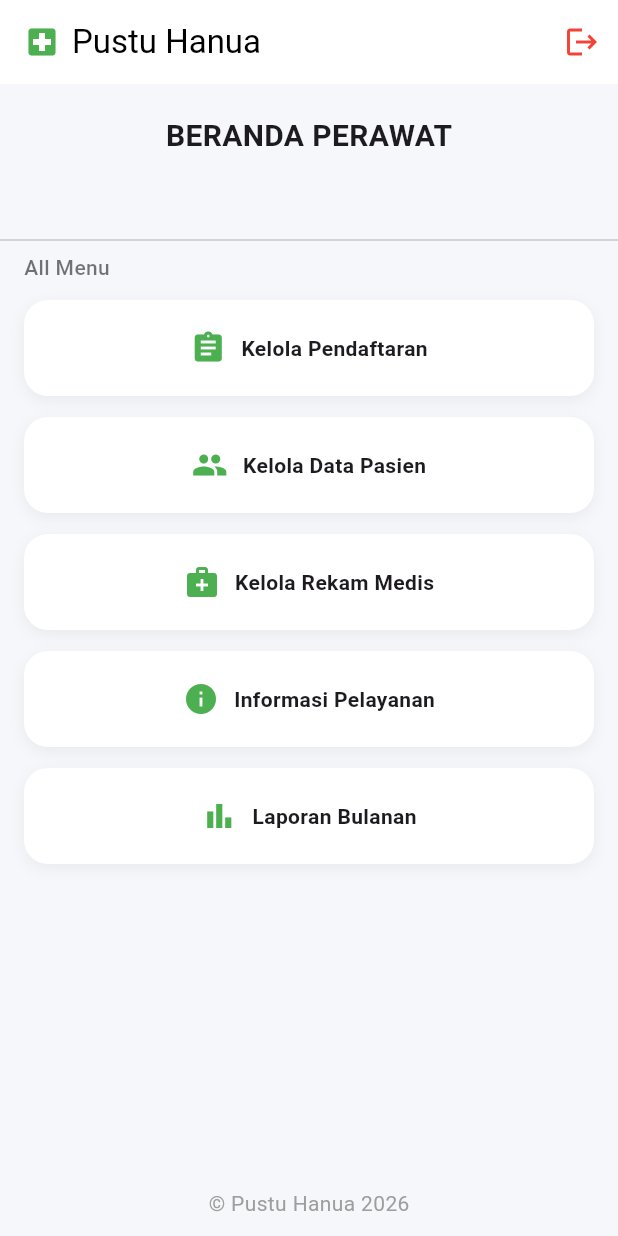
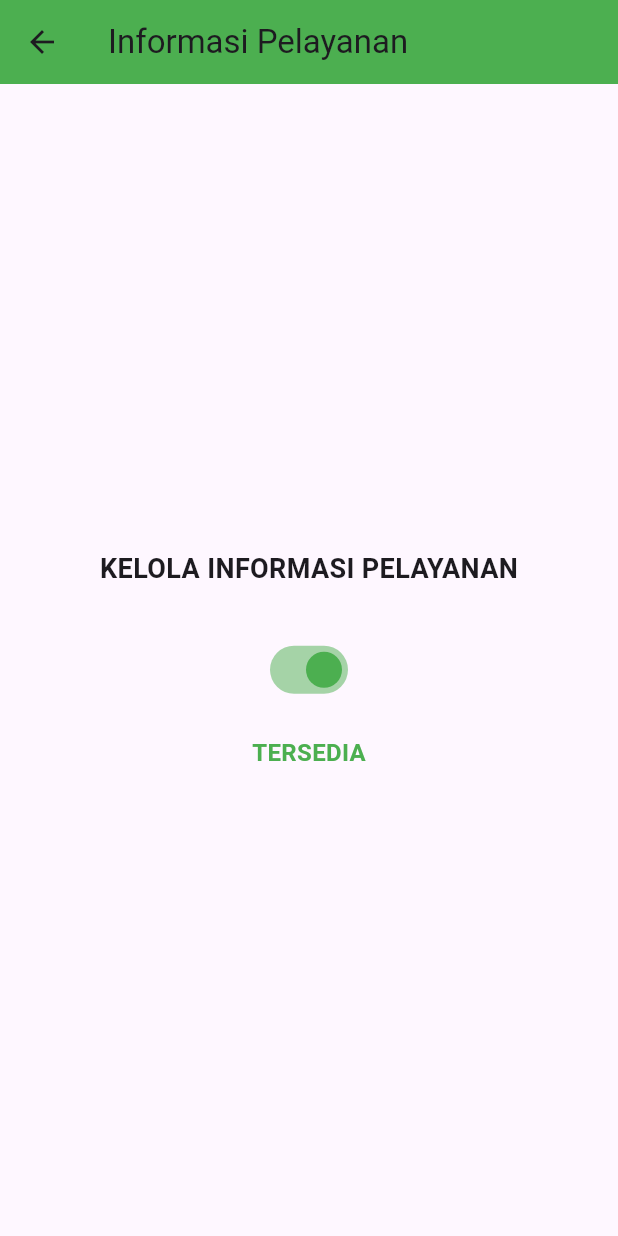
Before and after one commit to hesselji/pustu_app_hanua, a Flutter app: the PerawatHomeScreen screen opened directly, after a tap on "Informasi Pelayanan", on a phone screen of 412 x 824 dp. Run offline on Flutter 3.47's test engine with Material 3 defaults, Android fonts, the phone set to English and light mode, and no system bars; our stand-ins replace cloud_firestore, firebase_auth, firebase_core; accounts and stored records are empty.

Commit message:
InfoToggle_Pelayanan

```diff
--- a/lib/main.dart
+++ b/lib/main.dart
@@ -1,12 +1,20 @@
 import 'package:flutter/material.dart';
 import 'package:firebase_core/firebase_core.dart';
+import 'package:provider/provider.dart';
+
 import 'screens/home_screen.dart';
+import 'provider/service_status.dart'; // ✅ FIX
 
 void main() async {
   WidgetsFlutterBinding.ensureInitialized();
   await Firebase.initializeApp();
 
-  runApp(const MyApp());
+  runApp(
+    ChangeNotifierProvider(
+      create: (_) => ServiceStatus(),
+      child: const MyApp(),
+    ),
+  );
 }
 
 class MyApp extends StatelessWidget {
--- /dev/null
+++ b/lib/provider/service_status.dart
@@ -0,0 +1,12 @@
+import 'package:flutter/material.dart';
+
+class ServiceStatus extends ChangeNotifier {
+  bool _isAvailable = true;
+
+  bool get isAvailable => _isAvailable;
+
+  void toggleStatus(bool value) {
+    _isAvailable = value;
+    notifyListeners();
+  }
+}
--- a/lib/screens/perawat_home_screen.dart
+++ b/lib/screens/perawat_home_screen.dart
@@ -2,6 +2,7 @@ import 'package:flutter/material.dart';
 import 'package:firebase_auth/firebase_auth.dart';
 import 'home_screen.dart';
 import 'patient_list_screen.dart';
+import 'perawat_manageinfo_pelayanan.dart'; // 🔥 TAMBAHAN
 
 class PerawatHomeScreen extends StatelessWidget {
   const PerawatHomeScreen({super.key});
@@ -34,7 +35,7 @@ class PerawatHomeScreen extends StatelessWidget {
               Navigator.pushAndRemoveUntil(
                 context,
                 MaterialPageRoute(builder: (_) => const HomeScreen()),
-                (route) => false, // 🔥 hapus semua stack
+                (route) => false,
               );
             },
           ),
@@ -88,14 +89,17 @@ class PerawatHomeScreen extends StatelessWidget {
               child: ListView(
                 padding: const EdgeInsets.symmetric(horizontal: 16),
                 children: [
+
+                  /// 🔹 Kelola Pendaftaran
                   _menuCard(
                     icon: Icons.assignment,
                     title: "Kelola Pendaftaran",
                     onTap: () {
-                      // TODO: pindah ke halaman pendaftaran
+                      // TODO
                     },
                   ),
 
+                  /// 🔹 Data Pasien
                   _menuCard(
                     icon: Icons.people,
                     title: "Kelola Data Pasien",
@@ -109,6 +113,7 @@ class PerawatHomeScreen extends StatelessWidget {
                     },
                   ),
 
+                  /// 🔹 Rekam Medis
                   _menuCard(
                     icon: Icons.medical_services,
                     title: "Kelola Rekam Medis",
@@ -117,14 +122,21 @@ class PerawatHomeScreen extends StatelessWidget {
                     },
                   ),
 
+                  /// 🔥 INFORMASI PELAYANAN (SUDAH TERHUBUNG)
                   _menuCard(
                     icon: Icons.info,
                     title: "Informasi Pelayanan",
                     onTap: () {
-                      // TODO
+                      Navigator.push(
+                        context,
+                        MaterialPageRoute(
+                          builder: (_) => const InformasiPelayananScreen(),
+                        ),
+                      );
                     },
                   ),
 
+                  /// 🔹 Laporan
                   _menuCard(
                     icon: Icons.bar_chart,
                     title: "Laporan Bulanan",
@@ -179,7 +191,10 @@ class PerawatHomeScreen extends StatelessWidget {
             children: [
               Icon(icon, color: Colors.green),
               const SizedBox(width: 10),
-              Text(title, style: const TextStyle(fontWeight: FontWeight.w600)),
+              Text(
+                title,
+                style: const TextStyle(fontWeight: FontWeight.w600),
+              ),
             ],
           ),
         ),
--- /dev/null
+++ b/lib/screens/perawat_manageinfo_pelayanan.dart
@@ -0,0 +1,81 @@
+import 'package:flutter/material.dart';
+import 'package:cloud_firestore/cloud_firestore.dart';
+
+class InformasiPelayananScreen extends StatelessWidget {
+  const InformasiPelayananScreen({super.key});
+
+  @override
+  Widget build(BuildContext context) {
+    final firestore = FirebaseFirestore.instance;
+
+    return Scaffold(
+      appBar: AppBar(
+        title: const Text("Informasi Pelayanan"),
+        backgroundColor: Colors.green,
+      ),
+      body: StreamBuilder<DocumentSnapshot>(
+        stream: firestore
+            .collection('service_status')
+            .doc('status')
+            .snapshots(),
+        builder: (context, snapshot) {
+          if (!snapshot.hasData) {
+            return const Center(child: CircularProgressIndicator());
+          }
+
+          final data = snapshot.data!.data() as Map<String, dynamic>?;
+
+          bool isAvailable = true;
+
+          if (data != null && data.containsKey('isAvailable')) {
+            isAvailable = data['isAvailable'];
+          }
+
+          return Center(
+            child: Column(
+              mainAxisAlignment: MainAxisAlignment.center,
+              children: [
+
+                const Text(
+                  "KELOLA INFORMASI PELAYANAN",
+                  style: TextStyle(
+                    fontSize: 18,
+                    fontWeight: FontWeight.bold,
+                  ),
+                ),
+
+                const SizedBox(height: 30),
+
+                /// 🔥 TOGGLE
+                Switch(
+                  value: isAvailable,
+                  activeColor: Colors.green,
+                  onChanged: (value) async {
+                    await firestore
+                        .collection('service_status')
+                        .doc('status')
+                        .set({
+                      'isAvailable': value,
+                    });
+                  },
+                ),
+
+                const SizedBox(height: 20),
+
+                /// STATUS TEXT
+                Text(
+                  isAvailable ? "TERSEDIA" : "TIDAK TERSEDIA",
+                  style: TextStyle(
+                    fontSize: 16,
+                    fontWeight: FontWeight.bold,
+                    color: isAvailable ? Colors.green : Colors.red,
+                  ),
+                ),
+              ],
+            ),
+          );
+        },
+      ),
+    );
+  }
+}
--- a/pubspec.yaml
+++ b/pubspec.yaml
@@ -37,6 +37,7 @@ dependencies:
   firebase_core: ^2.25.4
   firebase_auth: ^4.17.4
   cloud_firestore: ^4.15.0
+  provider: ^6.0.5
 
 dev_dependencies:
   flutter_test:
```
Also changed, not shown: pubspec.lock.
